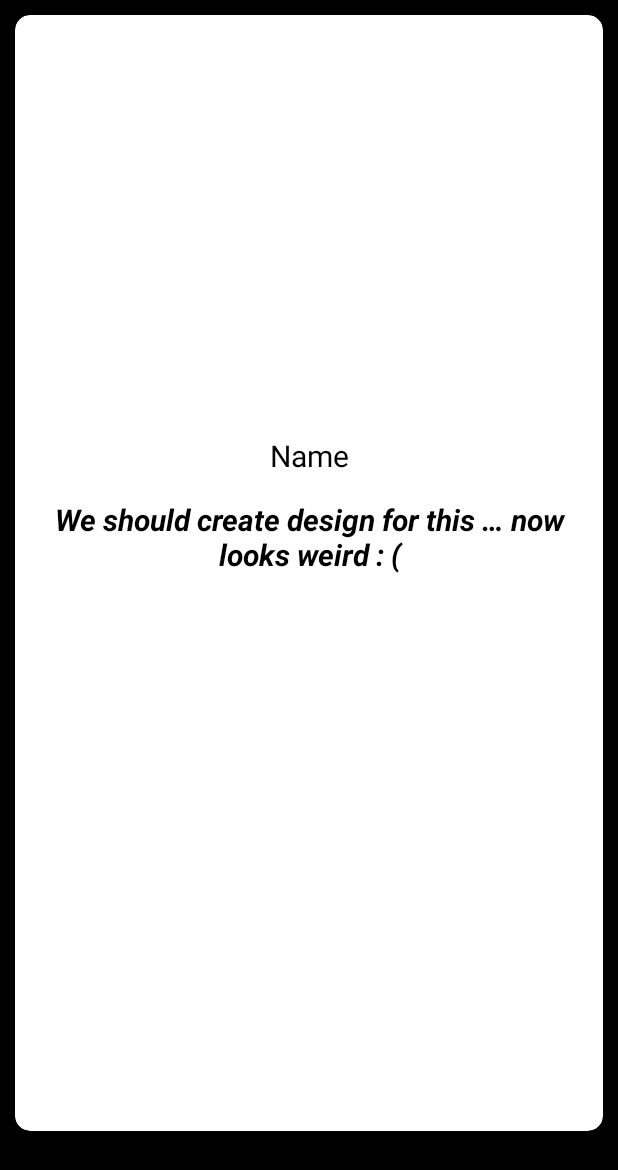
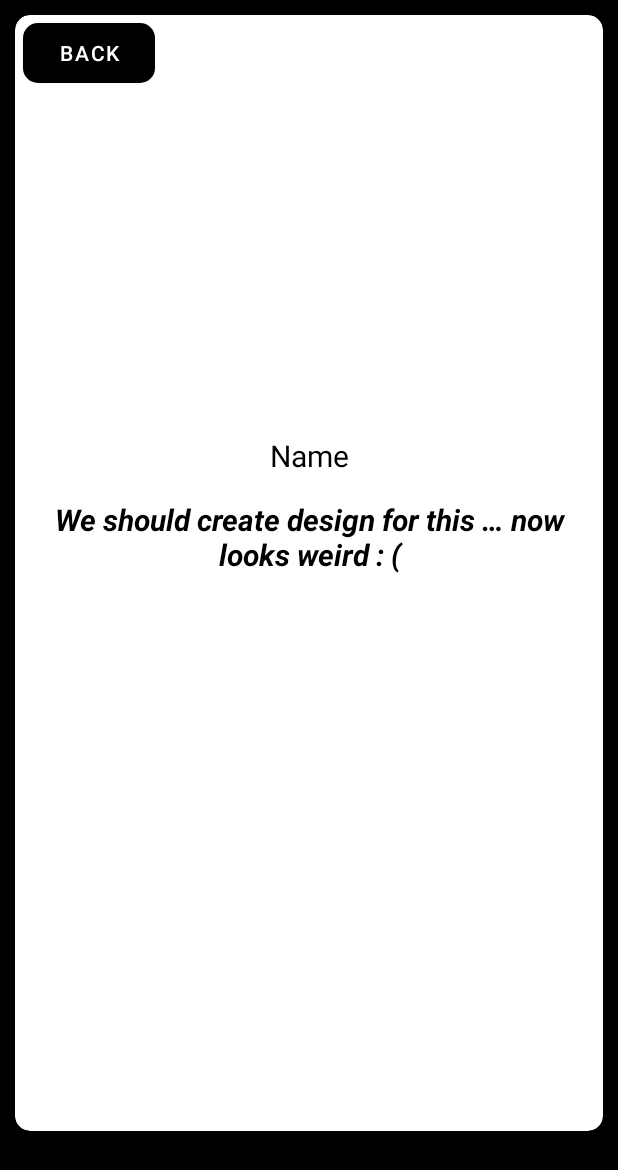
Before and after one commit to Dkuriab/Seagull, an Android app: the fragment RecipeFragment shown on its own in the app's theme, on a phone screen of 412 x 824 dp. Shown: the top 1170 px of the screen. Run offline under Robolectric (Android 15) with nearby library versions, the phone set to English and light mode, and no system bars; our stand-ins replace Picasso; pictures from the network do not load; 2 statements that could not run were skipped.

Commit message:
Back button added, minimal preview size changed

```diff
--- a/app/src/main/java/com/seagull/ui/daily/RecipeFragment.kt
+++ b/app/src/main/java/com/seagull/ui/daily/RecipeFragment.kt
@@ -5,20 +5,26 @@ import android.os.Bundle
 import android.view.LayoutInflater
 import android.view.View
 import android.view.ViewGroup
+import android.widget.Button
 import android.widget.ImageView
 import android.widget.TextView
 import androidx.fragment.app.Fragment
+import androidx.fragment.app.FragmentManager.POP_BACK_STACK_INCLUSIVE
 import androidx.interpolator.view.animation.LinearOutSlowInInterpolator
+import androidx.navigation.fragment.findNavController
 import com.google.android.material.transition.MaterialArcMotion
 import com.google.android.material.transition.MaterialContainerTransform
 import com.google.android.material.transition.MaterialSharedAxis
+import com.seagull.MyApplication.Companion.appContext
 import com.seagull.R
 import com.seagull.misc.unHideBottomBar
+import com.seagull.ui.MainActivity
 import com.squareup.picasso.Picasso
 
 class RecipeFragment : Fragment() {
     private lateinit var recipePicture : ImageView
     private lateinit var recipeDescription : TextView
+    private lateinit var backButton : Button
 
     override fun onCreateView(
         inflater: LayoutInflater,
@@ -32,6 +38,7 @@ class RecipeFragment : Fragment() {
         super.onViewCreated(view, savedInstanceState)
         recipePicture = view.findViewById(R.id.recipe_picture)
         recipeDescription = view.findViewById(R.id.recipe_description)
+        backButton = view.findViewById(R.id.back_button)
         unHideBottomBar()
 
         Picasso.get()
@@ -43,6 +50,13 @@ class RecipeFragment : Fragment() {
             RecipeFragmentArgs.fromBundle(requireArguments()).recipeDescription
 
         setTransition()
+        setListeners()
+    }
+
+    private fun setListeners() {
+        backButton.setOnClickListener{
+            findNavController().navigateUp()
+        }
     }
 
     private fun setTransition() {
--- a/app/src/main/res/layout/recipe_fragment.xml
+++ b/app/src/main/res/layout/recipe_fragment.xml
@@ -13,6 +13,16 @@
     <androidx.constraintlayout.widget.ConstraintLayout
         android:layout_width="match_parent"
         android:layout_height="match_parent">
+
+        <com.google.android.material.button.MaterialButton
+            android:id="@+id/back_button"
+            android:layout_width="wrap_content"
+            android:layout_height="40sp"
+            android:layout_margin="5sp"
+            android:text="@string/back"
+            app:layout_constraintStart_toStartOf="parent"
+            app:layout_constraintTop_toTopOf="parent"
+            android:background="@drawable/bottom_navigation_background"/>
 
         <com.google.android.material.imageview.ShapeableImageView
             android:id="@+id/recipe_picture"
--- a/app/src/main/res/layout/recipe_preview.xml
+++ b/app/src/main/res/layout/recipe_preview.xml
@@ -23,6 +23,7 @@
             android:transitionName="@string/recipe_photo_transition_name"
             app:layout_constraintBottom_toBottomOf="parent"
             app:layout_constraintHeight_max="280dp"
+            app:layout_constraintHeight_min="160dp"
             app:layout_constraintTop_toTopOf="parent"
             app:shapeAppearanceOverlay="@style/ShapeAppearanceOverlay.App.CornerSize10" />
 
--- a/app/src/main/res/values/integers.xml
+++ b/app/src/main/res/values/integers.xml
@@ -1,4 +1,6 @@
 <?xml version="1.0" encoding="utf-8"?>
 <resources>
     <integer name="reply_motion_duration_large">500</integer>
+    <integer name="recipe_preview_max_height">280</integer>
+    <integer name="recipe_preview_min_height">160</integer>
 </resources>
--- a/app/src/main/res/values/strings.xml
+++ b/app/src/main/res/values/strings.xml
@@ -23,4 +23,5 @@
     <string name="female">Female</string>
     <string name="weight">Weight</string>
     <string name="height">Height</string>
+    <string name="back">Back</string>
 </resources>
```
Also changed, not shown: app/src/main/res/drawable/circle.xml (added, +12 -0 lines), app/src/main/res/drawable/ic_baseline_arrow_back_24.xml (added, +10 -0 lines), app/src/main/res/values/themes.xml (+5 -12 lines).
